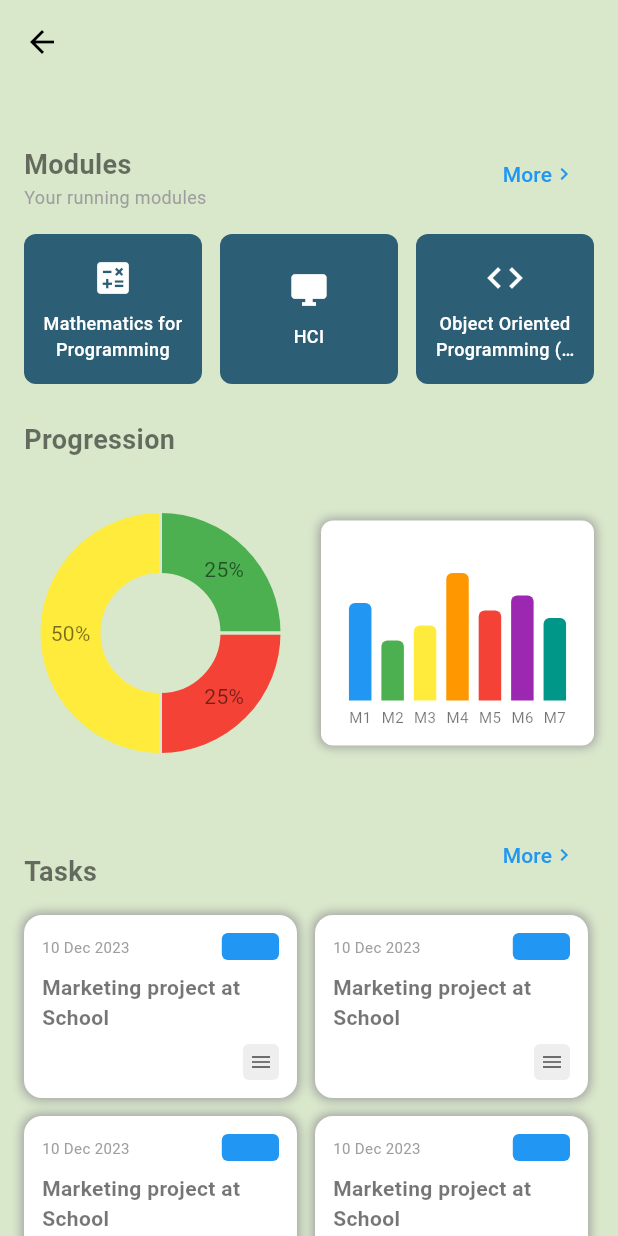
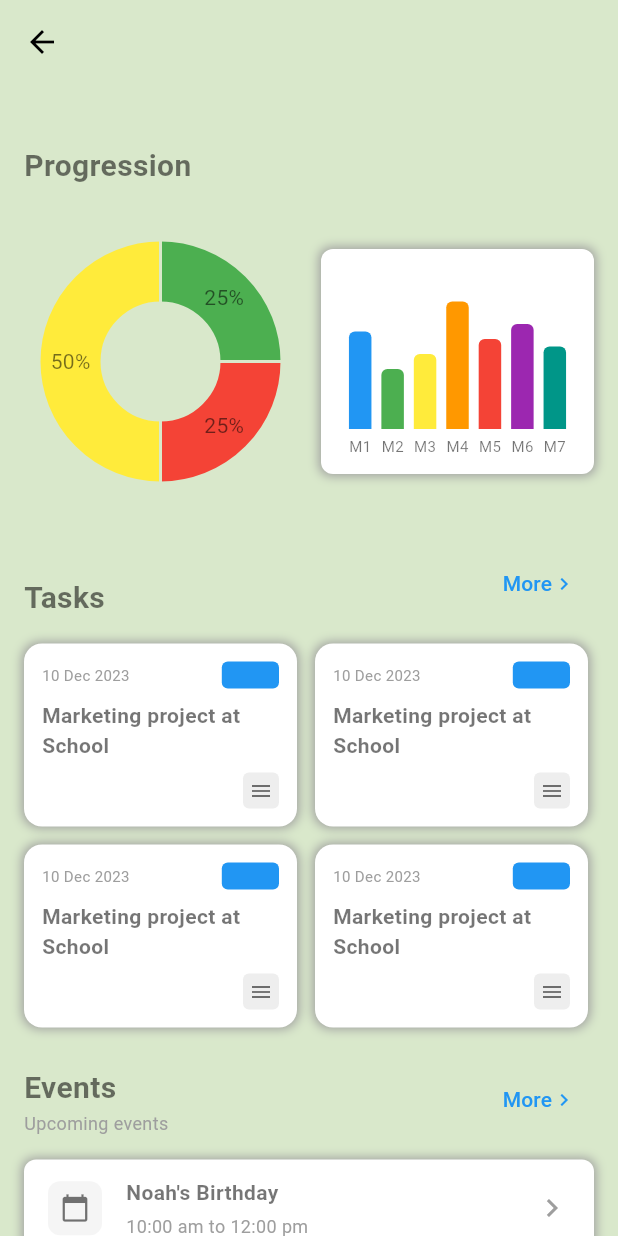
Before and after one commit to RajanithBandara/nsbm_student_academic_tracker, a Flutter app: the DashboardScreen screen opened directly, on a phone screen of 412 x 824 dp. Run offline on Flutter 3.47's test engine with Material 3 defaults, Android fonts, the phone set to English and light mode, and no system bars; drawn by our look-alikes of dynamic_color, fl_chart; our stand-ins replace awesome_notifications, cloud_firestore, firebase_auth, firebase_core, flutter_staggered_animations, google_sign_in and 4 more; accounts and stored records are empty.

Commit message:
Delete Module

```diff
--- a/lib/pages/dashboard.dart
+++ b/lib/pages/dashboard.dart
@@ -20,8 +20,6 @@ const DashboardScreen({super.key});
           child: Column(
             crossAxisAlignment: CrossAxisAlignment.start,
             children: [
-              const SizedBox(height: 20),
-              _buildModulesSection(context),
                const SizedBox(height: 24),
               _buildProgressionSection(),
               const SizedBox(height: 24),
@@ -31,78 +29,6 @@ const DashboardScreen({super.key});
             ],
           ),
         ),
-      ),
-    );
-  }
-
-
-    Widget _buildModulesSection(BuildContext context) {
-    return Column(
-      crossAxisAlignment: CrossAxisAlignment.start,
-      children: [
-        _buildSectionHeader('Modules', 'Your running modules', true),
-        const SizedBox(height: 16),
-        Row(
-          children: [
-            Expanded(
-              child: _buildModuleCard(
-                'Mathematics for Programming',
-                Icons.calculate,
-                const Color(0xFF2C5F75),
-              ),
-            ),
-            const SizedBox(width: 12),
-            Expanded(
-              child: _buildModuleCard(
-                'HCI',
-                Icons.desktop_windows,
-                const Color(0xFF2C5F75),
-              ),
-            ),
-            const SizedBox(width: 12),
-            Expanded(
-              child: _buildModuleCard(
-                'Object Oriented Programming (OOP)',
-                Icons.code,
-                const Color(0xFF2C5F75),
-              ),
-            ),
-          ],
-        ),
-      ],
-    );
-  }
-
-
- Widget _buildModuleCard(String title, IconData icon, Color color) {
-    return Container(
-      height: 100,
-      decoration: BoxDecoration(
-        color: color,
-        borderRadius: BorderRadius.circular(8),
-      ),
-      padding: const EdgeInsets.all(12),
-      child: Column(
-        mainAxisAlignment: MainAxisAlignment.center,
-        children: [
-          Icon(
-            icon,
-            color: Colors.white,
-            size: 28,
-          ),
-          const SizedBox(height: 8),
-          Text(
-            title,
-            textAlign: TextAlign.center,
-            style: const TextStyle(
-              color: Colors.white,
-              fontSize: 12,
-              fontWeight: FontWeight.w500,
-            ),
-            maxLines: 2,
-            overflow: TextOverflow.ellipsis,
-          ),
-        ],
       ),
     );
   }
@@ -119,7 +45,7 @@ Widget _buildSectionHeader(String title, String subtitle, bool showMore) {
             Text(
               title,
               style: const TextStyle(
-                fontSize: 18,
+                fontSize: 20,
                 fontWeight: FontWeight.bold,
               ),
             ),
@@ -165,7 +91,7 @@ Widget _buildSectionHeader(String title, String subtitle, bool showMore) {
       children: [
         const Text(
           'Progression',
-          style: TextStyle(fontSize: 18, fontWeight: FontWeight.bold),
+          style: TextStyle(fontSize: 20, fontWeight: FontWeight.bold),
         ),
         const SizedBox(height: 16),
         Row(
```
